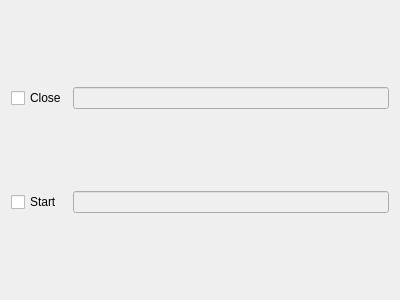
Old version of the form modules/move_task/view.ui in the repository Serega-SPb/camunda_helper.
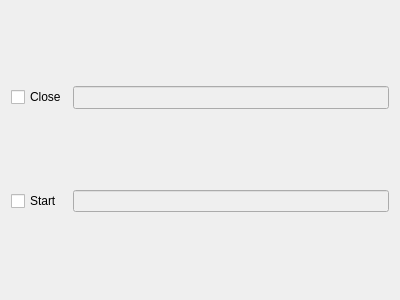
New version of the form.

Diff of the .ui file:
```diff
--- a/modules/move_task/view.ui
+++ b/modules/move_task/view.ui
@@ -26,6 +26,12 @@
      <property name="enabled">
       <bool>false</bool>
      </property>
+     <property name="font">
+      <font>
+       <family>Tahoma</family>
+       <pointsize>10</pointsize>
+      </font>
+     </property>
     </widget>
    </item>
    <item row="1" column="0">
```
